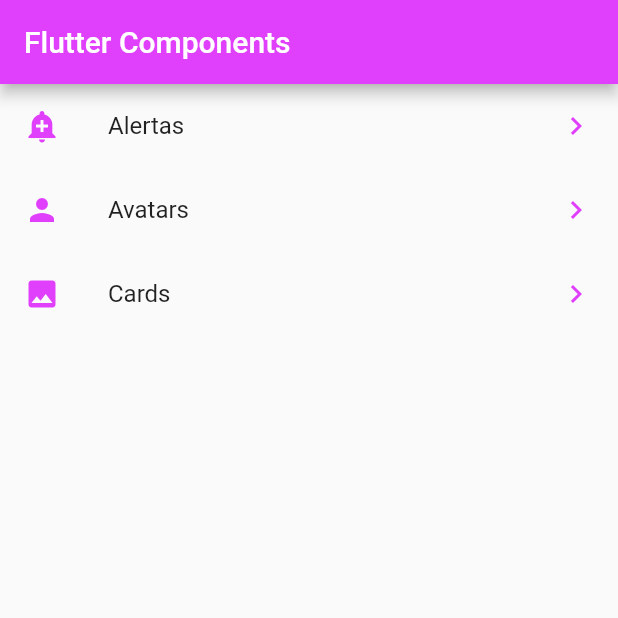
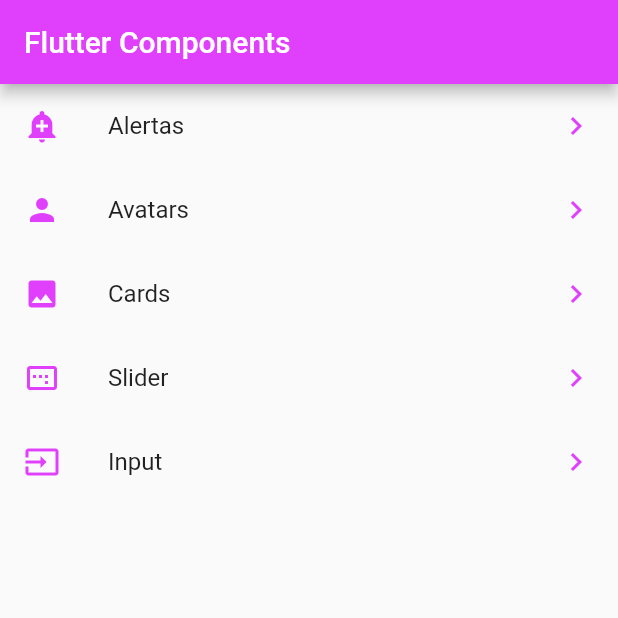
Before and after one commit to eeBarrionuevo/flutter_livcode_components, a Flutter app: the screen it shows after launch, on a phone screen of 412 x 824 dp, the top half of it. Run offline on Flutter 3.47's test engine with Material 2 defaults, Android fonts, the phone set to English and light mode, and no system bars.

```diff
--- a/lib/src/pages/card_page.dart
+++ b/lib/src/pages/card_page.dart
@@ -118,9 +118,9 @@ class CardPage extends StatelessWidget {
         child: Column(
           children: <Widget>[
             FadeInImage(
-              image: NetworkImage("https://lh3.googleusercontent.com/proxy/tFHl7SDAsXFj-btBtMn8hRCmemiRgHqPwsCEB0dEy52NzcRNVSrllAMmJTOmtDUaR5DPMVXB4LmAKX16JcjhKltwA-AHFFZ2-mIADYApXc-AwxK1wEp0vfCR"),
+              image: NetworkImage("https://images4.alphacoders.com/762/thumb-1920-762401.jpg"),
               placeholder: AssetImage("assets/images/jar-loading.gif"),
-              height: 150,
+              height: 220,
               fit: BoxFit.cover,
             ),
             Container(
@@ -133,4 +133,6 @@ class CardPage extends StatelessWidget {
     }
   }
 
+
+
 }
--- a/lib/src/pages/home_page.dart
+++ b/lib/src/pages/home_page.dart
@@ -2,6 +2,8 @@ import 'package:flutter/material.dart';
 import 'package:flutter_app_componentes/src/pages/alert_page.dart';
 import 'package:flutter_app_componentes/src/pages/avatar_page.dart';
 import 'package:flutter_app_componentes/src/pages/card_page.dart';
+import 'package:flutter_app_componentes/src/pages/input_page.dart';
+import 'package:flutter_app_componentes/src/pages/slider_page.dart';
 
 class HomePage extends StatelessWidget {
 
@@ -45,6 +47,27 @@ class HomePage extends StatelessWidget {
                   builder: (context) => CardPage()
               ));
             },
+          ),
+          ListTile(
+            title: Text("Slider"),
+            leading: Icon(Icons.image_aspect_ratio, color: Colors.purpleAccent,),
+            trailing: Icon(Icons.chevron_right, color: Colors.purpleAccent,),
+            onTap: (){
+              Navigator.push(context, MaterialPageRoute(
+                  builder: (context) => SliderPage()
+              ));
+            },
+          ),
+
+          ListTile(
+            title: Text("Input"),
+            leading: Icon(Icons.input, color: Colors.purpleAccent,),
+            trailing: Icon(Icons.chevron_right, color: Colors.purpleAccent,),
+            onTap: (){
+              Navigator.push(context, MaterialPageRoute(
+                  builder: (context) => InputPage()
+              ));
+            },
           )
         ],
       ),
```
Also changed, not shown: lib/src/pages/input_page.dart (added, +12 -0 lines), lib/src/pages/slider_page.dart (added, +27 -0 lines).
